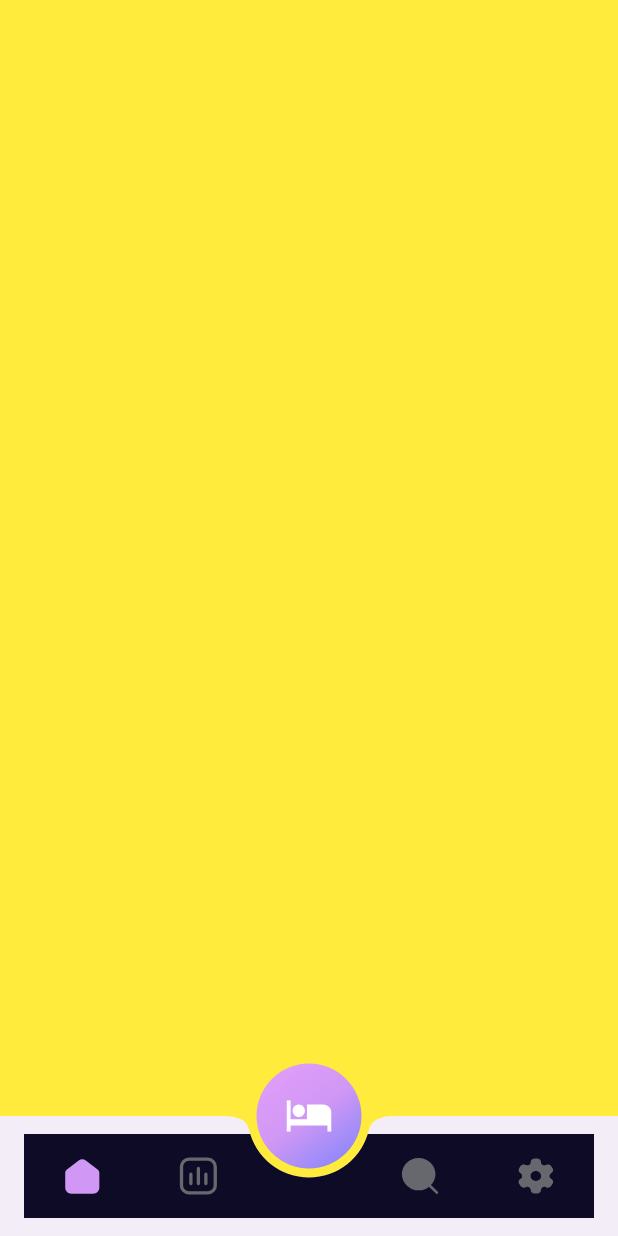
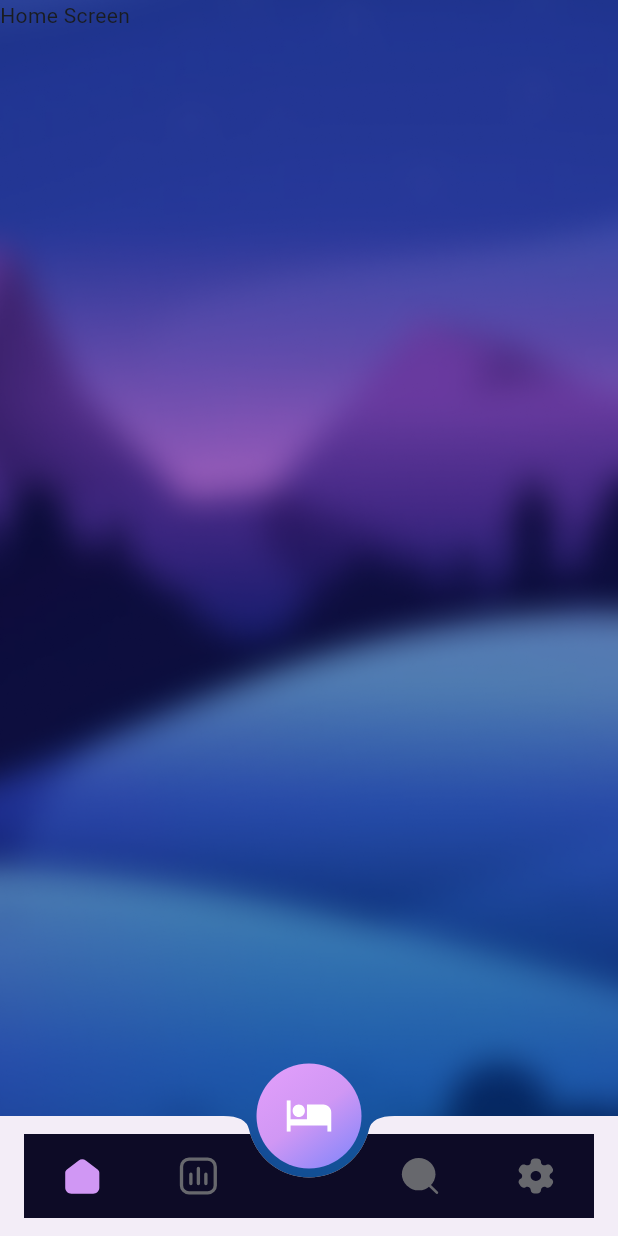
Before and after one commit to GDSC-snowflowerthon/Nightary-team12-mobile, a Flutter app: the screen it shows after launch, on a phone screen of 412 x 824 dp. Run offline on Flutter 3.47's test engine with Material 3 defaults, Android fonts, the phone set to English and light mode, and no system bars; our stand-ins replace flutter_dotenv, flutter_native_splash, flutter_svg, get; Roboto replaces fonts that are missing (Pretendard).

Commit message:
feat: home background setting

```diff
--- a/lib/views/home/home_screen.dart
+++ b/lib/views/home/home_screen.dart
@@ -7,11 +7,15 @@ class HomeScreen extends BaseScreen<HomeViewModel> {
 
   @override
   Widget buildBody(BuildContext context) {
-    return Container(
-      color: Colors.yellow,
-    );
+    return Text('Home Screen');
   }
 
   @override
-  bool get wrapWithSafeArea => false;
+  bool get wrapWithOuterSafeArea => true;
+
+  @override
+  bool get wrapWithInnerSafeArea => true;
+
+  @override
+  String? get backgroundImage => "assets/images/background_home.png";
 }
--- a/lib/views/root/custom_bottom_navigation_bar.dart
+++ b/lib/views/root/custom_bottom_navigation_bar.dart
@@ -61,8 +61,6 @@ class CustomBottomNavigationBar extends BaseWidget<RootViewModel> {
     required String svgPath,
   }) =>
       Expanded(
-        child: InkWell(
-          onTap: () => viewModel.changeIndex(index),
         child: SvgPicture.asset(
           svgPath,
           height: size,
@@ -70,6 +68,5 @@ class CustomBottomNavigationBar extends BaseWidget<RootViewModel> {
               ? const ColorFilter.mode(Color(0xFFD097F4), BlendMode.srcATop)
               : const ColorFilter.mode(Color(0xFF67686D), BlendMode.srcATop),
         ),
-        ),
       );
 }
--- a/lib/views/root/root_screen.dart
+++ b/lib/views/root/root_screen.dart
@@ -70,5 +70,5 @@ class RootScreen extends BaseScreen<RootViewModel> {
   Color? get unSafeAreaColor => const Color(0xFF0D0B26);
 
   @override
-  bool get setTopSafeArea => false;
+  bool get setTopOuterSafeArea => false;
 }
```
Also changed, not shown: lib/views/base/base_screen.dart (+34 -10 lines). Lines whose indentation alone changed are shown as unchanged.
